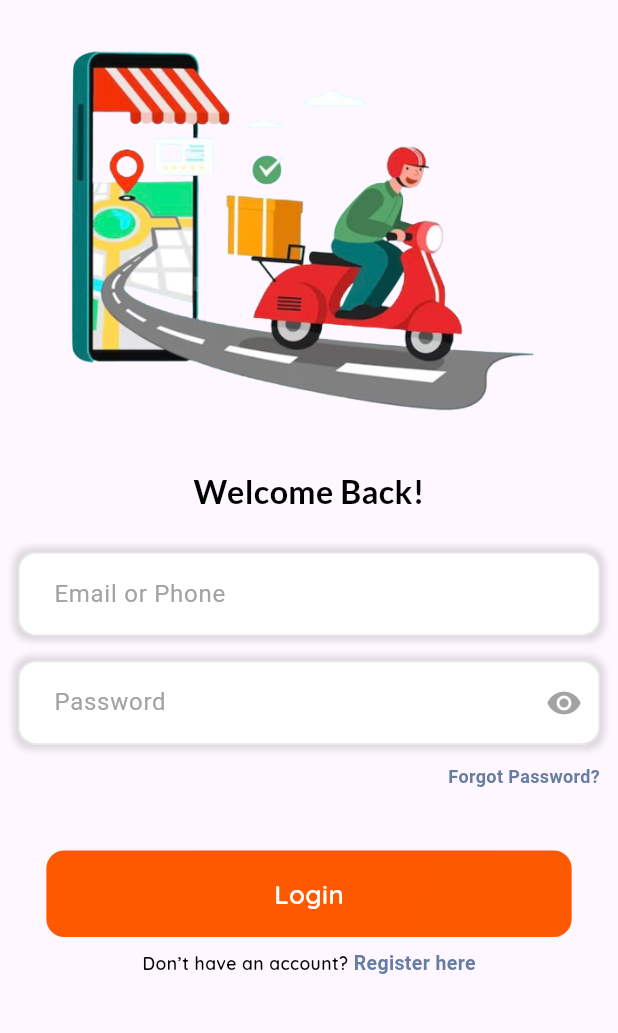
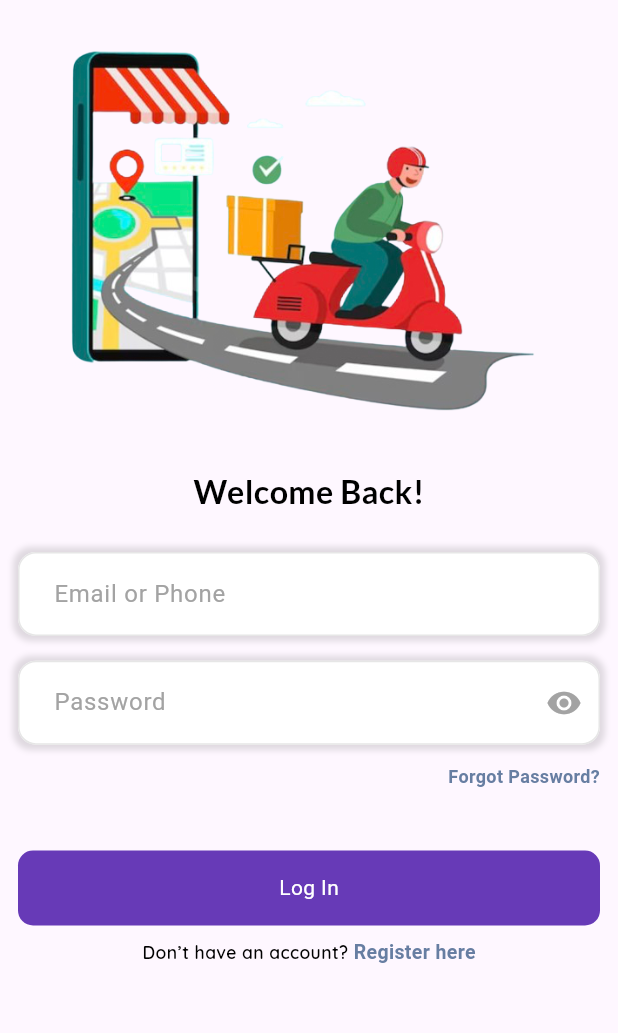
Before and after one commit to UmaraRana1122/ontrendfoodapp, a Flutter app: the LoginScreen screen opened directly, on a phone screen of 412 x 824 dp, the part 25-1058 px from its top. Run offline on Flutter 3.47's test engine with Material 3 defaults, Android fonts, the phone set to English and light mode, and no system bars; our stand-ins replace cloud_firestore, firebase_auth, firebase_core, fluttertoast, get, google_fonts and 2 more; accounts and stored records are empty; Roboto replaces fonts that are missing (QuicksandRegular).

Commit message:
login auth implemented

```diff
--- a/analysis_options.yaml
+++ b/analysis_options.yaml
@@ -7,6 +7,9 @@
 
 # The following line activates a set of recommended lints for Flutter apps,
 # packages, and plugins designed to encourage good coding practices.
+analyzer:
+  errors:
+    non_constant_identifier_names: ignore
 include: package:flutter_lints/flutter.yaml
 
 linter:
--- /dev/null
+++ b/lib/Widgets/round_button.dart
@@ -0,0 +1,35 @@
+import 'package:flutter/material.dart';
+
+class RoundButton extends StatelessWidget {
+  final String title;
+  final VoidCallback onTap;
+  final bool loading;
+  RoundButton(
+      {Key? key,
+      required this.title,
+      required this.onTap,
+      this.loading = false})
+      : super(key: key);
+  @override
+  Widget build(BuildContext context) {
+    return InkWell(
+      onTap: onTap,
+      child: Container(
+        height: 50,
+        decoration: BoxDecoration(
+            color: Colors.deepPurple, borderRadius: BorderRadius.circular(10)),
+        child: Center(
+          child: loading
+              ? CircularProgressIndicator(
+                  strokeWidth: 3,
+                  color: Colors.white,
+                )
+              : Text(
+                  title,
+                  style: TextStyle(color: Colors.white),
+                ),
+        ),
+      ),
+    );
+  }
+}
--- a/lib/main.dart
+++ b/lib/main.dart
@@ -28,7 +28,7 @@ class MyApp extends StatelessWidget {
         builder: (context, orientation, screenType) {
           return GetMaterialApp(
             debugShowCheckedModeBanner: false,
-            home: HomeScreen(),
+            home: LoginScreen(),
           );
         },
       ),
--- a/pubspec.yaml
+++ b/pubspec.yaml
@@ -44,6 +44,7 @@ dependencies:
   firebase_auth: ^4.19.5
   cloud_firestore: ^4.17.3
   provider: ^6.1.2
+  fluttertoast: ^8.2.5
 
 
 dev_dependencies:
```
Also changed, not shown: lib/Firebase_services/auth_service.dart (added, +49 -0 lines), lib/Screens/login_screen.dart (+45 -12 lines), lib/Screens/signup_screen.dart (+40 -61 lines), lib/Utils/utils.dart (added, +15 -0 lines), pubspec.lock, 1 other file.
